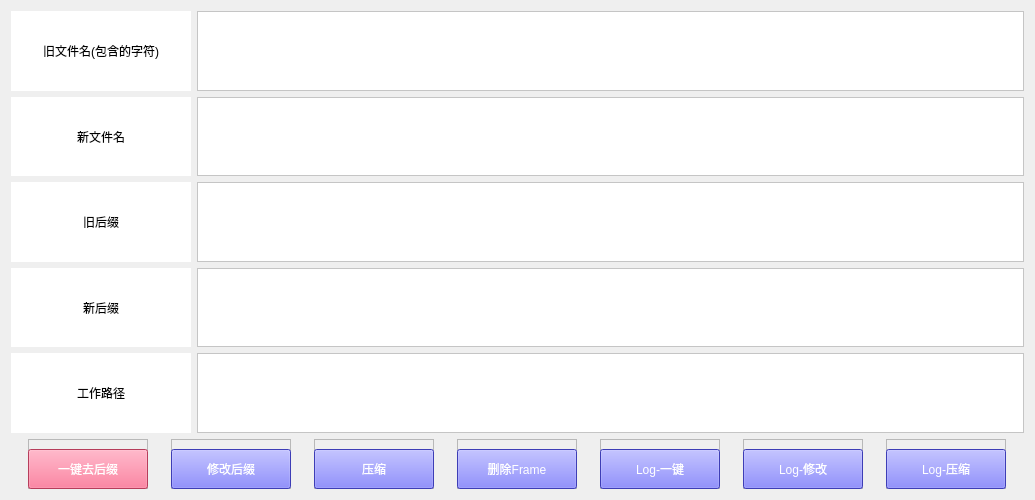
Before: the Qt Designer form modify_suffix/main_ui.ui in WanKaKa/MultipleLanguageUtils, drawn with Qt 5.
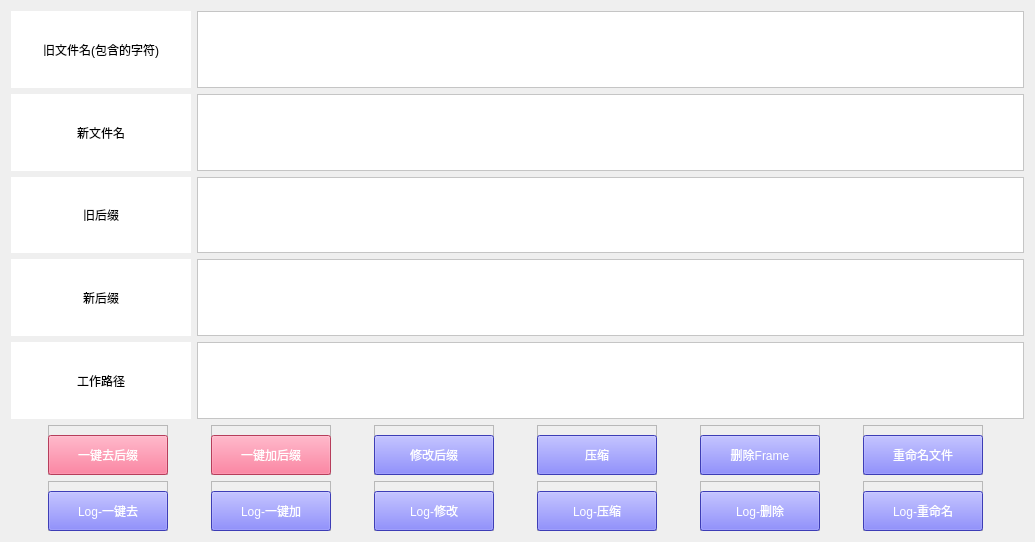
After: the same form once the commit is applied.

The edit to the form file:
```diff
--- a/modify_suffix/main_ui.ui
+++ b/modify_suffix/main_ui.ui
@@ -7,7 +7,7 @@
     <x>0</x>
     <y>0</y>
     <width>1035</width>
-    <height>500</height>
+    <height>542</height>
    </rect>
   </property>
   <property name="windowTitle">
@@ -289,6 +289,59 @@
          </widget>
         </widget>
        </item>
+       <item>
+        <widget class="QFrame" name="frame_4">
+         <property name="minimumSize">
+          <size>
+           <width>120</width>
+           <height>50</height>
+          </size>
+         </property>
+         <property name="maximumSize">
+          <size>
+           <width>120</width>
+           <height>50</height>
+          </size>
+         </property>
+         <property name="frameShape">
+          <enum>QFrame::StyledPanel</enum>
+         </property>
+         <property name="frameShadow">
+          <enum>QFrame::Raised</enum>
+         </property>
+         <widget class="QPushButton" name="add_suffix">
+          <property name="geometry">
+           <rect>
+            <x>0</x>
+            <y>10</y>
+            <width>120</width>
+            <height>40</height>
+           </rect>
+          </property>
+          <property name="minimumSize">
+           <size>
+            <width>120</width>
+            <height>40</height>
+           </size>
+          </property>
+          <property name="maximumSize">
+           <size>
+            <width>120</width>
+            <height>40</height>
+           </size>
+          </property>
+          <property name="styleSheet">
+           <string notr="true">background-color: rgb(255, 85, 127);
+color: rgb(255, 255, 255);
+font: 12pt &quot;微软雅黑&quot;;
+</string>
+          </property>
+          <property name="text">
+           <string>一键加后缀</string>
+          </property>
+         </widget>
+        </widget>
+       </item>
        <item>
         <widget class="QFrame" name="frame_6">
          <property name="minimumSize">
@@ -449,7 +502,66 @@
         </widget>
        </item>
        <item>
-        <widget class="QFrame" name="frame_4">
+        <widget class="QFrame" name="frame_11">
+         <property name="minimumSize">
+          <size>
+           <width>120</width>
+           <height>50</height>
+          </size>
+         </property>
+         <property name="maximumSize">
+          <size>
+           <width>120</width>
+           <height>50</height>
+          </size>
+         </property>
+         <property name="frameShape">
+          <enum>QFrame::StyledPanel</enum>
+         </property>
+         <property name="frameShadow">
+          <enum>QFrame::Raised</enum>
+         </property>
+         <widget class="QPushButton" name="modify_name">
+          <property name="enabled">
+           <bool>true</bool>
+          </property>
+          <property name="geometry">
+           <rect>
+            <x>0</x>
+            <y>10</y>
+            <width>120</width>
+            <height>40</height>
+           </rect>
+          </property>
+          <property name="minimumSize">
+           <size>
+            <width>120</width>
+            <height>40</height>
+           </size>
+          </property>
+          <property name="maximumSize">
+           <size>
+            <width>120</width>
+            <height>40</height>
+           </size>
+          </property>
+          <property name="styleSheet">
+           <string notr="true">background-color: rgb(85, 85, 255);
+color: rgb(255, 255, 255);
+font: 12pt &quot;微软雅黑&quot;;</string>
+          </property>
+          <property name="text">
+           <string>重命名文件</string>
+          </property>
+         </widget>
+        </widget>
+       </item>
+      </layout>
+     </item>
+     <item>
+      <layout class="QHBoxLayout" name="horizontalLayout_10">
+       <item>
+        <widget class="QFrame" name="frame_7">
          <property name="minimumSize">
           <size>
            <width>120</width>
@@ -495,13 +607,65 @@
 font: 12pt &quot;微软雅黑&quot;;</string>
           </property>
           <property name="text">
-           <string>Log-一键</string>
+           <string>Log-一键去</string>
           </property>
          </widget>
         </widget>
        </item>
        <item>
-        <widget class="QFrame" name="frame_10">
+        <widget class="QFrame" name="frame_3">
+         <property name="minimumSize">
+          <size>
+           <width>120</width>
+           <height>50</height>
+          </size>
+         </property>
+         <property name="maximumSize">
+          <size>
+           <width>120</width>
+           <height>50</height>
+          </size>
+         </property>
+         <property name="frameShape">
+          <enum>QFrame::StyledPanel</enum>
+         </property>
+         <property name="frameShadow">
+          <enum>QFrame::Raised</enum>
+         </property>
+         <widget class="QPushButton" name="log_add_suffix">
+          <property name="geometry">
+           <rect>
+            <x>0</x>
+            <y>10</y>
+            <width>120</width>
+            <height>40</height>
+           </rect>
+          </property>
+          <property name="minimumSize">
+           <size>
+            <width>120</width>
+            <height>40</height>
+           </size>
+          </property>
+          <property name="maximumSize">
+           <size>
+            <width>120</width>
+            <height>40</height>
+           </size>
+          </property>
+          <property name="styleSheet">
+           <string notr="true">background-color: rgb(85, 85, 255);
+color: rgb(255, 255, 255);
+font: 12pt &quot;微软雅黑&quot;;</string>
+          </property>
+          <property name="text">
+           <string>Log-一键加</string>
+          </property>
+         </widget>
+        </widget>
+       </item>
+       <item>
+        <widget class="QFrame" name="frame_5">
          <property name="minimumSize">
           <size>
            <width>120</width>
@@ -553,7 +717,7 @@
         </widget>
        </item>
        <item>
-        <widget class="QFrame" name="frame_3">
+        <widget class="QFrame" name="frame_9">
          <property name="minimumSize">
           <size>
            <width>120</width>
@@ -604,6 +768,116 @@
          </widget>
         </widget>
        </item>
+       <item>
+        <widget class="QFrame" name="frame_10">
+         <property name="minimumSize">
+          <size>
+           <width>120</width>
+           <height>50</height>
+          </size>
+         </property>
+         <property name="maximumSize">
+          <size>
+           <width>120</width>
+           <height>50</height>
+          </size>
+         </property>
+         <property name="frameShape">
+          <enum>QFrame::StyledPanel</enum>
+         </property>
+         <property name="frameShadow">
+          <enum>QFrame::Raised</enum>
+         </property>
+         <widget class="QPushButton" name="log_delete_frame">
+          <property name="enabled">
+           <bool>true</bool>
+          </property>
+          <property name="geometry">
+           <rect>
+            <x>0</x>
+            <y>10</y>
+            <width>120</width>
+            <height>40</height>
+           </rect>
+          </property>
+          <property name="minimumSize">
+           <size>
+            <width>120</width>
+            <height>40</height>
+           </size>
+          </property>
+          <property name="maximumSize">
+           <size>
+            <width>120</width>
+            <height>40</height>
+           </size>
+          </property>
+          <property name="styleSheet">
+           <string notr="true">background-color: rgb(85, 85, 255);
+color: rgb(255, 255, 255);
+font: 12pt &quot;微软雅黑&quot;;</string>
+          </property>
+          <property name="text">
+           <string>Log-删除</string>
+          </property>
+         </widget>
+        </widget>
+       </item>
+       <item>
+        <widget class="QFrame" name="frame_12">
+         <property name="minimumSize">
+          <size>
+           <width>120</width>
+           <height>50</height>
+          </size>
+         </property>
+         <property name="maximumSize">
+          <size>
+           <width>120</width>
+           <height>50</height>
+          </size>
+         </property>
+         <property name="frameShape">
+          <enum>QFrame::StyledPanel</enum>
+         </property>
+         <property name="frameShadow">
+          <enum>QFrame::Raised</enum>
+         </property>
+         <widget class="QPushButton" name="log_modify_name">
+          <property name="enabled">
+           <bool>true</bool>
+          </property>
+          <property name="geometry">
+           <rect>
+            <x>0</x>
+            <y>10</y>
+            <width>120</width>
+            <height>40</height>
+           </rect>
+          </property>
+          <property name="minimumSize">
+           <size>
+            <width>120</width>
+            <height>40</height>
+           </size>
+          </property>
+          <property name="maximumSize">
+           <size>
+            <width>120</width>
+            <height>40</height>
+           </size>
+          </property>
+          <property name="styleSheet">
+           <string notr="true">background-color: rgb(85, 85, 255);
+color: rgb(255, 255, 255);
+font: 12pt &quot;微软雅黑&quot;;</string>
+          </property>
+          <property name="text">
+           <string>Log-重命名</string>
+          </property>
+         </widget>
+        </widget>
+       </item>
       </layout>
      </item>
     </layout>
```
